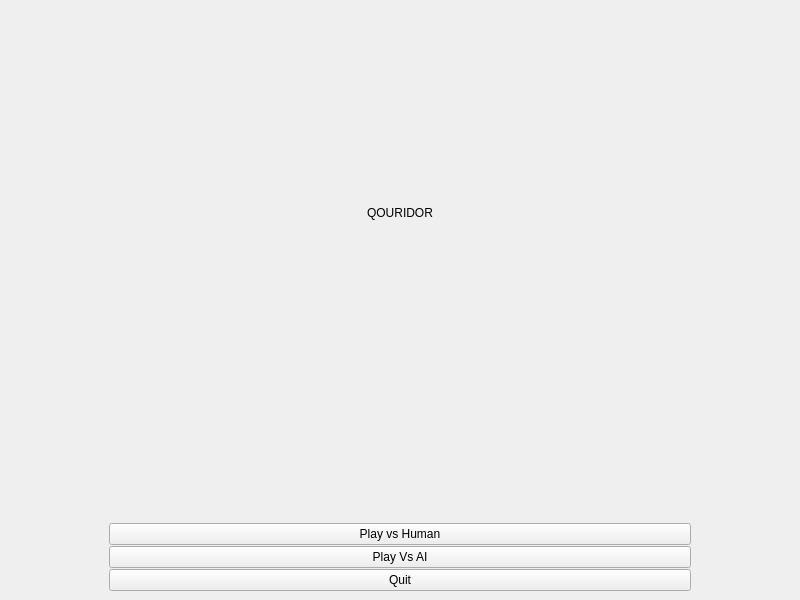
Qt form windows/main/mainwindow.ui (Taqi-Ahmed/Quoridor) before a commit.
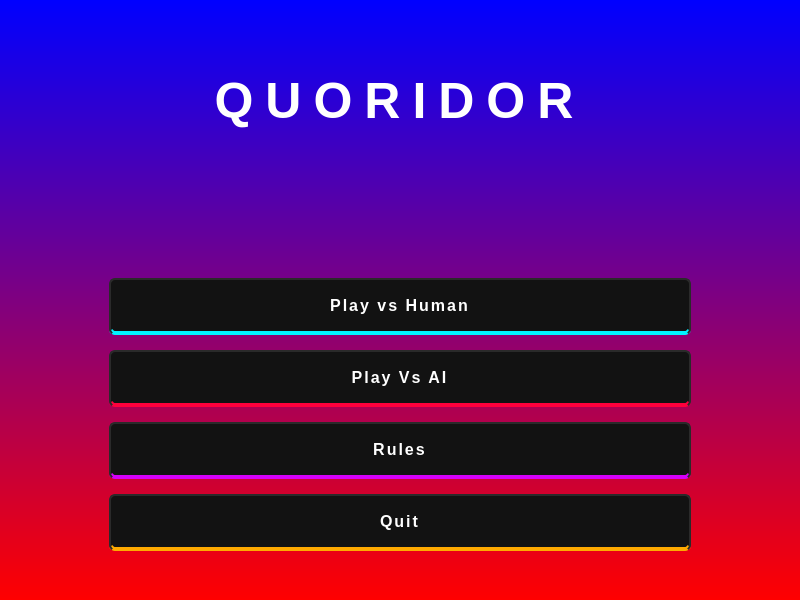
The same form after that commit.

Commit message: edited main window looks

Patch:
```diff
--- a/windows/main/mainwindow.ui
+++ b/windows/main/mainwindow.ui
@@ -11,11 +11,97 @@
    </rect>
   </property>
   <property name="windowTitle">
-   <string>MainWindow</string>
+   <string>Quoridor</string>
+  </property>
+  <property name="autoFillBackground">
+   <bool>true</bool>
+  </property>
+  <property name="styleSheet">
+   <string notr="true">/* --- GAMING TITLE (SMOOTH MODERN FONT) --- */
+QLabel {
+    color: #ffffff;
+    font-size: 50px;
+    font-weight: 800; /* Bold, but smoother than 900 */
+    font-family: &quot;Segoe UI&quot;, &quot;Roboto&quot;, &quot;Montserrat&quot;, &quot;Helvetica Neue&quot;, sans-serif;
+    text-transform: uppercase;
+    letter-spacing: 12px; /* Spaced out for a cinematic look */
+}
+
+/* --- BASE GAMING BUTTON (SMOOTH FONT) --- */
+QPushButton {
+    background-color: #121212; 
+    color: #ffffff;
+    font-size: 16px;
+    font-weight: 700;
+    font-family: &quot;Segoe UI&quot;, &quot;Roboto&quot;, &quot;Montserrat&quot;, sans-serif;
+    text-transform: uppercase;
+    letter-spacing: 2px; /* Slight spacing makes text look cleaner */
+    border: 2px solid #2a2a2a;
+    border-radius: 6px; /* Slightly softer corners */
+    padding: 16px;
+}
+
+/* --- PLAY VS HUMAN (CYAN NEON) --- */
+QPushButton#HumanBtn {
+    border-bottom: 4px solid #00f3ff;
+}
+QPushButton#HumanBtn:hover {
+    background-color: #00f3ff;
+    color: #000000; 
+    border: 2px solid #00f3ff;
+    border-bottom: 4px solid #00f3ff;
+}
+QPushButton#HumanBtn:pressed {
+    background-color: #00a4ac;
+}
+
+/* --- PLAY VS AI (CRIMSON NEON) --- */
+QPushButton#AIBtn {
+    border-bottom: 4px solid #ff003c;
+}
+QPushButton#AIBtn:hover {
+    background-color: #ff003c;
+    color: #000000;
+    border: 2px solid #ff003c;
+    border-bottom: 4px solid #ff003c;
+}
+QPushButton#AIBtn:pressed {
+    background-color: #a80026;
+}
+
+/* --- RULES (MAGENTA NEON) --- */
+QPushButton#rulesBtn {
+    border-bottom: 4px solid #d500f9;
+}
+QPushButton#rulesBtn:hover {
+    background-color: #d500f9;
+    color: #000000;
+    border: 2px solid #d500f9;
+    border-bottom: 4px solid #d500f9;
+}
+QPushButton#rulesBtn:pressed {
+    background-color: #9200ab;
+}
+
+/* --- QUIT (WARNING ORANGE NEON) --- */
+QPushButton#quitBtn {
+    border-bottom: 4px solid #ffaa00;
+}
+QPushButton#quitBtn:hover {
+    background-color: #ffaa00;
+    color: #000000;
+    border: 2px solid #ffaa00;
+    border-bottom: 4px solid #ffaa00;
+}
+QPushButton#quitBtn:pressed {
+    background-color: #b37700;
+}</string>
   </property>
   <widget class="QWidget" name="centralwidget">
    <property name="styleSheet">
-    <string notr="true"/>
+    <string notr="true">QWidget#centralwidget { 
+	background-color: qlineargradient(spread:repeat, x1:0.5, y1:0, x2:0.5, y2:1, stop:0 rgba(0, 0, 255, 255), stop:1 rgba(255, 0, 0, 255));
+}</string>
    </property>
    <layout class="QVBoxLayout" name="verticalLayout_2">
     <item>
@@ -24,7 +110,7 @@
        <bool>false</bool>
       </property>
       <property name="text">
-       <string>QOURIDOR</string>
+       <string>QUORIDOR</string>
       </property>
       <property name="alignment">
        <set>Qt::AlignmentFlag::AlignCenter</set>
@@ -34,7 +120,7 @@
     <item>
      <layout class="QVBoxLayout" name="verticalLayout">
       <property name="spacing">
-       <number>1</number>
+       <number>15</number>
       </property>
       <property name="sizeConstraint">
        <enum>QLayout::SizeConstraint::SetDefaultConstraint</enum>
@@ -43,16 +129,22 @@
        <number>100</number>
       </property>
       <property name="topMargin">
-       <number>100</number>
+       <number>80</number>
       </property>
       <property name="rightMargin">
        <number>100</number>
       </property>
       <property name="bottomMargin">
-       <number>0</number>
+       <number>40</number>
       </property>
       <item>
        <widget class="QPushButton" name="HumanBtn">
+        <property name="cursor">
+         <cursorShape>PointingHandCursor</cursorShape>
+        </property>
+        <property name="autoFillBackground">
+         <bool>false</bool>
+        </property>
         <property name="text">
          <string>Play vs Human</string>
         </property>
@@ -65,6 +157,16 @@
         </property>
        </widget>
       </item>
+      <item>
+       <widget class="QPushButton" name="rulesBtn">
+        <property name="cursor">
+         <cursorShape>PointingHandCursor</cursorShape>
+        </property>
+        <property name="text">
+         <string>Rules</string>
+        </property>
+       </widget>
+      </item>
       <item>
        <widget class="QPushButton" name="quitBtn">
         <property name="text">
```
Left out of the diff: 6 changed lines with no effect on the pictures. The commit also changes 1 other file.
